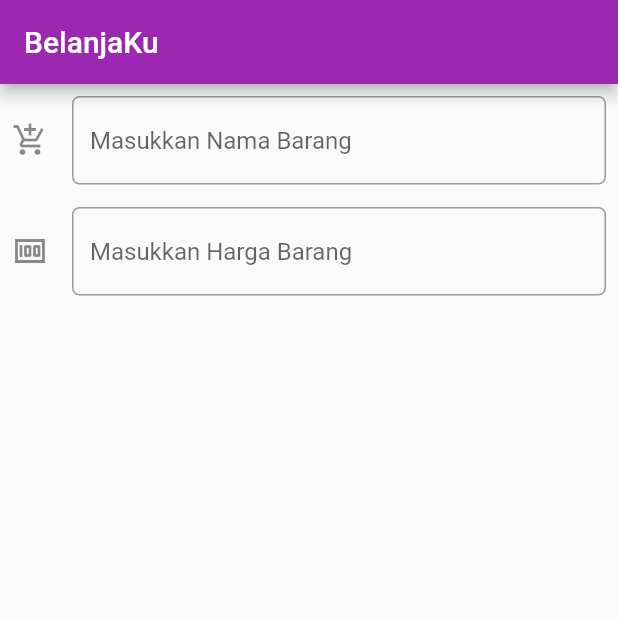
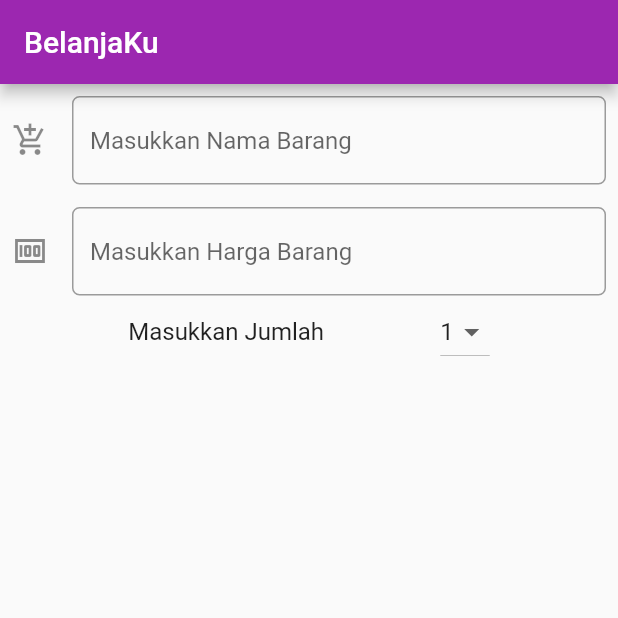
Before and after one commit to sofiaaprilina/Kuis1_mobile, a Flutter app: the screen it shows after launch, on a phone screen of 412 x 824 dp, the top half of it. Run offline on Flutter 3.47's test engine with Material 2 defaults, Android fonts, the phone set to English and light mode, and no system bars.

Commit message:
Menambahkan dropdown untuk jumlah

```diff
--- a/lib/main.dart
+++ b/lib/main.dart
@@ -16,6 +16,16 @@ class _MyAppState extends State<MyApp> {
   String barang = ""; //variabel untuk nama barang
   int harga = 0; //variabel untuk harga
   int total = 0; //variabel untuk menghitung total
+  var jumlah = ["1", "2", "3", "4", "5"]; //list untuk jumlah barang
+  String newValue = "1"; //variabel untuk mengubah value pada dropdown
+
+  void dropdownOnChanged(String changeValue) {
+    //fungsi yang dipanggil setiap ada perubahan
+    setState(() {
+      //mengubah nilai value pada dropdown sesuai dengan value yang dipilih
+      newValue = changeValue;
+    });
+  }
 
   @override
   Widget build(BuildContext context) { //widget yang dijalankan saat dibuild
@@ -61,6 +71,28 @@ class _MyAppState extends State<MyApp> {
                 inputFormatters: [FilteringTextInputFormatter.digitsOnly], //mengatur penerimaan input hanya untuk angka
                 keyboardType: TextInputType.number, //mengatur tampilan keyboard ha untuk angka
               ),
+              Row(
+                mainAxisAlignment: MainAxisAlignment.spaceEvenly,
+                mainAxisSize: MainAxisSize.max,
+                children: [
+                  Text(
+                    'Masukkan Jumlah',
+                    style: TextStyle(fontSize: 16),
+                  ),
+                  DropdownButton<String>(
+                    items: jumlah.map(
+                      (String value) {
+                        return DropdownMenuItem<String>(
+                          value: value,
+                          child: Text(value),
+                        );
+                      },
+                    ).toList(),
+                    value: newValue,
+                    onChanged: dropdownOnChanged,
+                  ),
+                ],
+              ),
             ],
           ),
         ),
```
